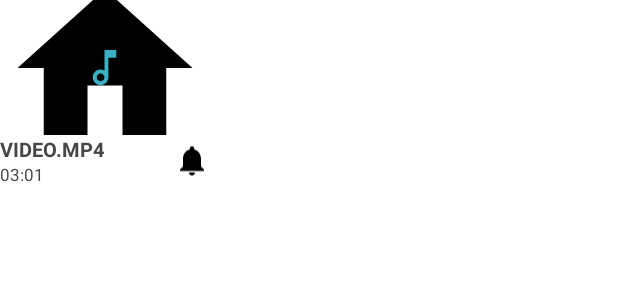
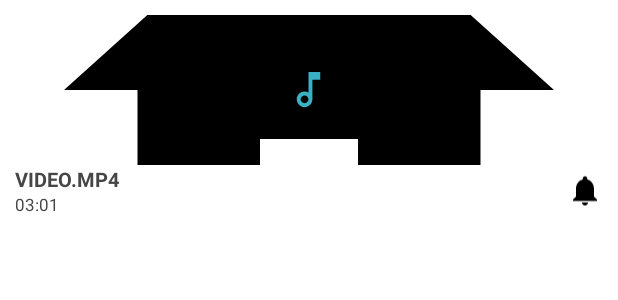
Before and after one commit to phihungha/MediaPlayerApp, an Android app: the layout item_video_library_grid.xml on its own in the app's theme, with its tools: preview values and no code run, on a phone screen of 412 x 824 dp. Shown: the top 300 px of the screen. Run offline under Robolectric (Android 15) with nearby library versions, the phone set to English and light mode, and no system bars.

Commit message:
Fix paddings and alignment in .xml files for grid item and video library

```diff
--- a/app/src/main/res/layout/fragment_video_library.xml
+++ b/app/src/main/res/layout/fragment_video_library.xml
@@ -5,9 +5,6 @@
     android:layout_width="match_parent"
     android:layout_height="match_parent"
     android:orientation="vertical"
-    android:paddingLeft="20dp"
-    android:paddingTop="20dp"
-    android:paddingRight="20dp"
     tools:context=".ui.video_library.VideoLibraryFragment">
 
     <TextView
--- a/app/src/main/res/layout/item_video_library_grid.xml
+++ b/app/src/main/res/layout/item_video_library_grid.xml
@@ -3,6 +3,7 @@
     xmlns:app="http://schemas.android.com/apk/res-auto"
     android:layout_width="wrap_content"
     android:layout_height="wrap_content"
+    android:padding="10dp"
     android:orientation="vertical">
 
     <RelativeLayout
@@ -11,8 +12,8 @@
 
         <com.google.android.material.imageview.ShapeableImageView
             android:id="@+id/video_thumbnail_shapeableimageview"
-            android:layout_width="140dp"
-            android:layout_height="90dp"
+            android:layout_width="match_parent"
+            android:layout_height="100dp"
             android:layout_centerInParent="true"
             android:clickable="true"
             android:focusable="true"
```
